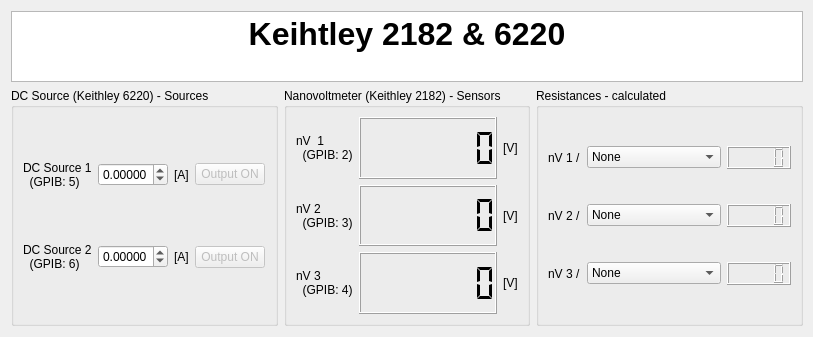
Cryostat-GUI/Cryostat-GUI, file Keithley/Keithley_Control.ui: the form before one commit.
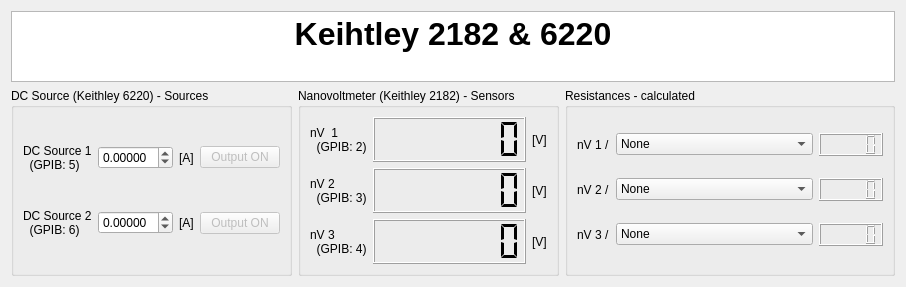
The form after the commit.

What changed in the file:
```diff
--- a/Keithley/Keithley_Control.ui
+++ b/Keithley/Keithley_Control.ui
@@ -6,8 +6,8 @@
    <rect>
     <x>0</x>
     <y>0</y>
-    <width>813</width>
-    <height>337</height>
+    <width>906</width>
+    <height>287</height>
    </rect>
   </property>
   <property name="minimumSize">
@@ -375,8 +375,8 @@
       <string>&lt;!DOCTYPE HTML PUBLIC &quot;-//W3C//DTD HTML 4.0//EN&quot; &quot;http://www.w3.org/TR/REC-html40/strict.dtd&quot;&gt;
 &lt;html&gt;&lt;head&gt;&lt;meta name=&quot;qrichtext&quot; content=&quot;1&quot; /&gt;&lt;style type=&quot;text/css&quot;&gt;
 p, li { white-space: pre-wrap; }
-&lt;/style&gt;&lt;/head&gt;&lt;body style=&quot; font-family:'MS Shell Dlg 2'; font-size:8.25pt; font-weight:400; font-style:normal;&quot;&gt;
-&lt;p align=&quot;center&quot; style=&quot; margin-top:0px; margin-bottom:0px; margin-left:0px; margin-right:0px; -qt-block-indent:0; text-indent:0px;&quot;&gt;&lt;span style=&quot; font-size:24pt; font-weight:600;&quot;&gt;Keihtley 2182 &amp;amp; 6220&lt;/span&gt;&lt;/p&gt;&lt;/body&gt;&lt;/html&gt;</string>
+&lt;/style&gt;&lt;/head&gt;&lt;body style=&quot; font-family:'.SF NS Text'; font-size:13pt; font-weight:400; font-style:normal;&quot;&gt;
+&lt;p align=&quot;center&quot; style=&quot; margin-top:0px; margin-bottom:0px; margin-left:0px; margin-right:0px; -qt-block-indent:0; text-indent:0px;&quot;&gt;&lt;span style=&quot; font-family:'MS Shell Dlg 2'; font-size:24pt; font-weight:600;&quot;&gt;Keihtley 2182 &amp;amp; 6220&lt;/span&gt;&lt;/p&gt;&lt;/body&gt;&lt;/html&gt;</string>
      </property>
     </widget>
    </item>
```
Left out of the diff: 12 changed lines with no effect on the pictures.
